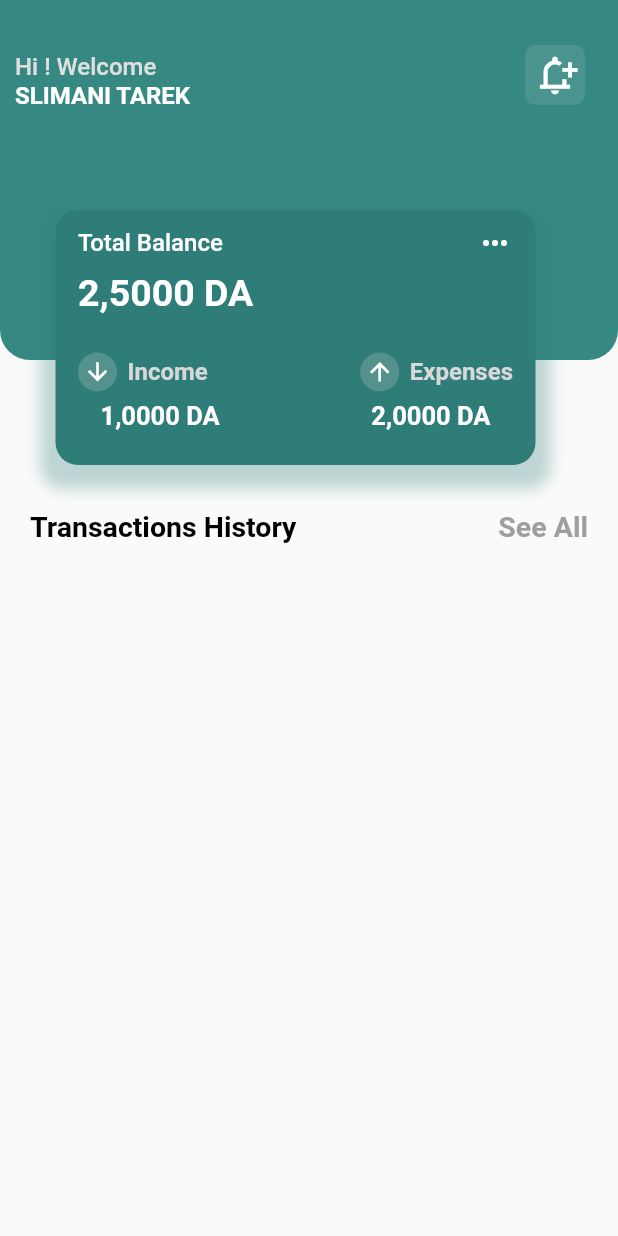
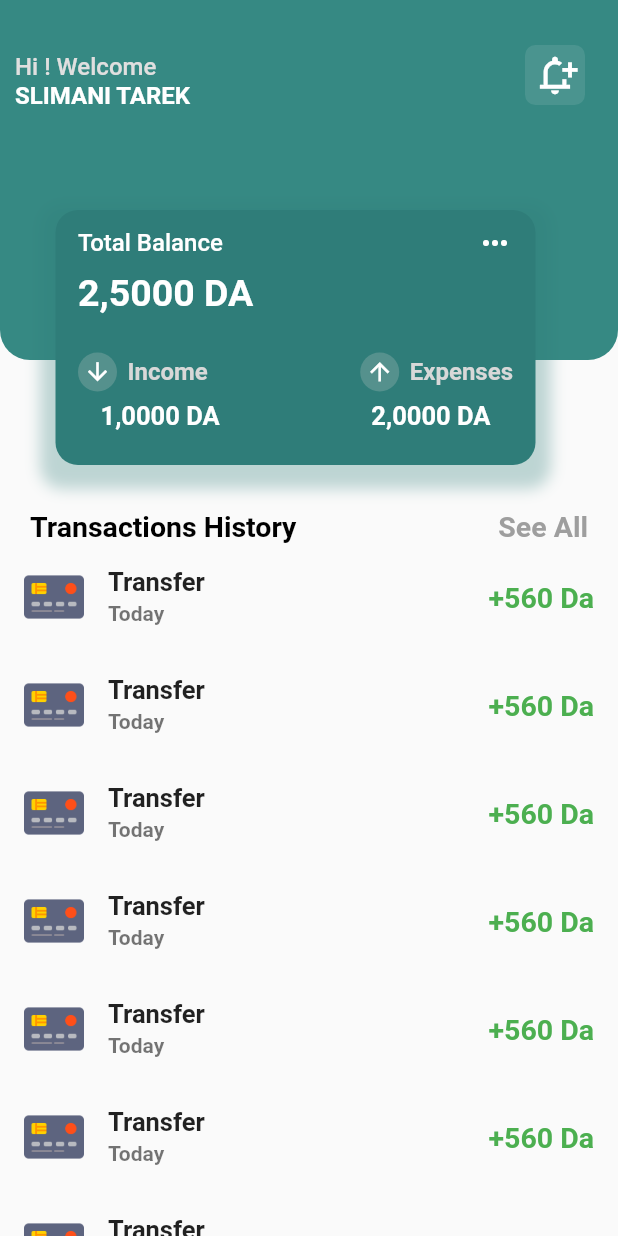
Before and after one commit to ChiccOussama/hawalati, a Flutter app: the screen it shows after launch, on a phone screen of 412 x 824 dp. Run offline on Flutter 3.47's test engine with Material 2 defaults, Android fonts, the phone set to English and light mode, and no system bars.

Commit message:
update home screen

```diff
--- a/lib/pages/home_page.dart
+++ b/lib/pages/home_page.dart
@@ -45,7 +45,35 @@ class _HomePageState extends State<HomePage> {
                 ],
               ),
             ),
-          )
+          ),
+          SliverList(delegate: SliverChildBuilderDelegate((context, index) {
+            return ListTile(
+              leading: ClipRRect(
+                borderRadius: BorderRadius.circular(5),
+                child: Image.asset("assets/images/credit-card.png", height: 40),
+              ),
+              title: const Text(
+                "Transfer",
+                style: TextStyle(
+                  fontSize: 17,
+                  fontWeight: FontWeight.w600,
+                ),
+              ),
+              subtitle: const Text(
+                "Today",
+                style: TextStyle(
+                  fontWeight: FontWeight.w600,
+                ),
+              ),
+              trailing: const Text(
+                "+560 Da",
+                style: TextStyle(
+                    fontWeight: FontWeight.w600,
+                    fontSize: 19,
+                    color: Colors.green),
+              ),
+            );
+          }))
         ],
       )),
     );
--- a/pubspec.yaml
+++ b/pubspec.yaml
@@ -59,8 +59,8 @@ flutter:
   uses-material-design: true
 
   # To add assets to your application, add an assets section, like this:
-  # assets:
-  #   - images/a_dot_burr.jpeg
+  assets:
+    - assets/images/
   #   - images/a_dot_ham.jpeg
 
   # An image asset can refer to one or more resolution-specific "variants", see
```
Also changed, not shown: assets/images/credit-card.png (added).
